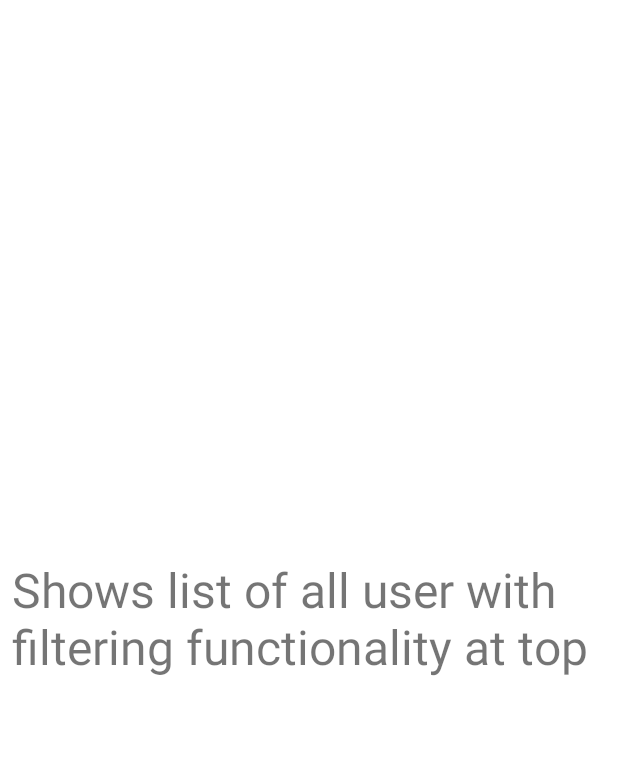
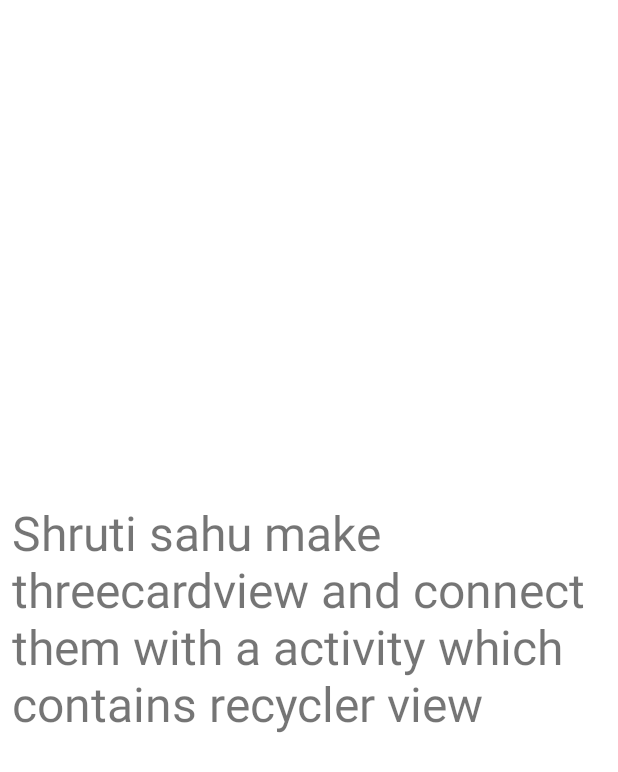
Before and after one commit to KuldeepSahu009/Hapini-v.1.0.2---Android-Project, an Android app: the TrackAdminFragment screen opened through its navigation route, on a phone screen of 412 x 824 dp. Shown: the top 772 px of the screen. Run offline under Robolectric (Android 15) with nearby library versions, the phone set to English and light mode, and no system bars; Roboto replaces fonts that are not available here.

Commit message:
PUSHED 13:12

```diff
--- a/app/src/main/res/layout/fragment_add_admin.xml
+++ b/app/src/main/res/layout/fragment_add_admin.xml
@@ -12,7 +12,7 @@
         android:layout_width="wrap_content"
         android:layout_height="wrap_content"
         android:padding="8dp"
-        android:text="Will contain choice to select which admin to add in form of Card View"
+        android:text="To be done by Suyash"
         android:textSize="32sp"
         app:layout_constraintBottom_toBottomOf="parent"
         app:layout_constraintEnd_toEndOf="parent"
--- a/app/src/main/res/layout/fragment_add_user.xml
+++ b/app/src/main/res/layout/fragment_add_user.xml
@@ -12,7 +12,7 @@
         android:layout_width="wrap_content"
         android:layout_height="wrap_content"
         android:padding="8dp"
-        android:text="Will contain choice to select which User to add in form of Card View"
+        android:text="To be done by paramjeet"
         android:textSize="32sp"
         app:layout_constraintBottom_toBottomOf="parent"
         app:layout_constraintEnd_toEndOf="parent"
--- a/app/src/main/res/layout/fragment_masterhomefragment.xml
+++ b/app/src/main/res/layout/fragment_masterhomefragment.xml
@@ -108,7 +108,8 @@
             android:textAlignment="center"
             android:textColor="#000000"
             android:textSize="14dp"
-            android:textStyle="bold|italic" />
+            android:textStyle="bold|italic"
+            tools:ignore="RtlCompat" />
 
 
     </androidx.cardview.widget.CardView>
--- a/app/src/main/res/layout/fragment_start.xml
+++ b/app/src/main/res/layout/fragment_start.xml
@@ -13,7 +13,7 @@
         app:layout_constraintEnd_toEndOf="parent"
         app:layout_constraintStart_toStartOf="parent"
         app:layout_constraintTop_toTopOf="parent"
-        app:srcCompat="@drawable/bk_image" />
+        app:srcCompat="@drawable/home" />
 
     <TextView
         android:id="@+id/tvMasterDashboard"
@@ -22,7 +22,7 @@
         android:fontFamily="monospace"
         android:text="@string/welcome"
         android:textColor="@color/black"
-        android:textSize="20dp"
+        android:textSize="22dp"
         android:textStyle="bold|italic"
         app:layout_constraintEnd_toEndOf="parent"
         app:layout_constraintStart_toStartOf="parent"
--- a/app/src/main/res/layout/fragment_track_admin.xml
+++ b/app/src/main/res/layout/fragment_track_admin.xml
@@ -12,7 +12,7 @@
         android:layout_width="wrap_content"
         android:layout_height="wrap_content"
         android:padding="8dp"
-        android:text="Shows list of all user with filtering functionality at top"
+        android:text="Shruti sahu make threecardview and connect them with a activity which contains recycler view"
         android:textSize="32sp"
         app:layout_constraintBottom_toBottomOf="parent"
         app:layout_constraintEnd_toEndOf="parent"
--- a/app/src/main/res/layout/fragment_track_user.xml
+++ b/app/src/main/res/layout/fragment_track_user.xml
@@ -12,7 +12,7 @@
         android:layout_width="wrap_content"
         android:layout_height="wrap_content"
         android:padding="8dp"
-        android:text=" Shows list of all user with filtering functionality at top"
+        android:text="Satyam make threecardview and connect them with a activity which contains recycler view"
         android:textSize="32sp"
         app:layout_constraintBottom_toBottomOf="parent"
         app:layout_constraintEnd_toEndOf="parent"
```
